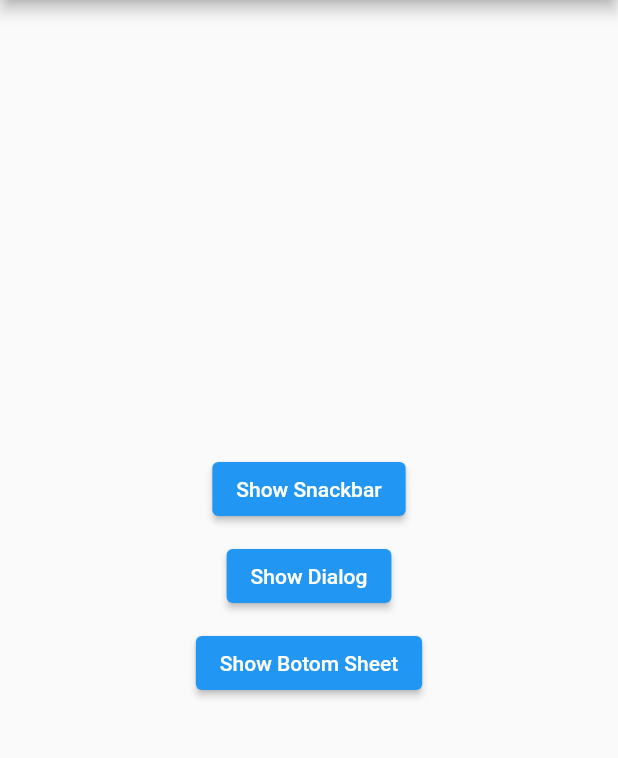
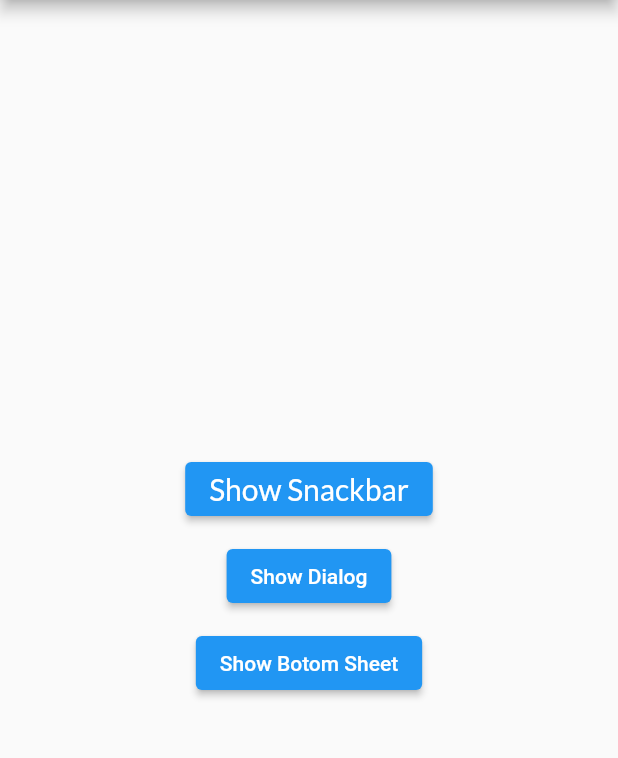
Before and after one commit to Tenking1995/e_task, a Flutter app: the screen it shows after launch, on a phone screen of 412 x 824 dp, the part 84-842 px from its top. Run offline on Flutter 3.47's test engine with Material 2 defaults, Android fonts, the phone set to English and light mode, and no system bars; our stand-ins replace connectivity_plus, flutter_datetime_picker, geocoding, geolocator, get, get_storage and 4 more; missing offline and left inert: flutter_barcode_scanner, flutter_phone_direct_caller, flutter_windowmanager, my_test_package.

Commit message:
[Enhance] - added google font library

```diff
--- a/lib/main.dart
+++ b/lib/main.dart
@@ -1,16 +1,8 @@
-import 'package:e_task/providers/tasks.dart';
-import 'package:e_task/screens/edit_task_screen.dart';
-import 'package:e_task/screens/home_screen.dart';
-import 'package:e_task/screens/manage_tasks_screen.dart';
 import 'package:flutter/material.dart';
 import 'package:get/route_manager.dart';
-import 'package:provider/provider.dart';
+import 'package:google_fonts/google_fonts.dart';
 
 import 'getxReferFolder/common/app_translations.dart';
-import 'providers/auth.dart';
-import 'screens/auth_screen.dart';
-import 'screens/splash_screen.dart';
-import 'screens/task_details_screen.dart';
 import 'getxReferFolder/getx_features.dart';
 
 void main() => runApp(MyApp());
@@ -24,32 +16,35 @@ class MyApp extends StatelessWidget {
       fallbackLocale: AppTranslations.fallbackLocale,
       translations: AppTranslations(),
       home: Scaffold(
-        appBar: AppBar(title: Text('Scaffold AppBar E-Task')),
+        appBar: AppBar(title: const Text('Scaffold AppBar E-Task')),
         body: Center(
           child: Column(
             mainAxisAlignment: MainAxisAlignment.center,
             crossAxisAlignment: CrossAxisAlignment.center,
             children: [
               ElevatedButton(
-                child: Text("Show Snackbar"),
+                child: Text(
+                  "Show Snackbar",
+                  style: GoogleFonts.lato(fontSize: 20),
+                ),
                 onPressed: () {
                   GetxFeatures().showCustomSnackbar();
                 },
               ),
-              SizedBox(
+              const SizedBox(
                 height: 10,
               ),
               ElevatedButton(
-                child: Text("Show Dialog"),
+                child: const Text("Show Dialog"),
                 onPressed: () {
                   GetxFeatures().showCustomDialog();
                 },
               ),
-              SizedBox(
+              const SizedBox(
                 height: 10,
               ),
               ElevatedButton(
-                child: Text("Show Botom Sheet"),
+                child: const Text("Show Botom Sheet"),
                 onPressed: () {
                   GetxFeatures().showBottomSheet();
                 },
--- a/lib/widgets/task_item.dart
+++ b/lib/widgets/task_item.dart
@@ -1,5 +1,6 @@
 import 'package:e_task/screens/edit_task_screen.dart';
 import 'package:flutter/material.dart';
+import 'package:google_fonts/google_fonts.dart';
 import 'package:provider/provider.dart';
 
 import '../providers/auth.dart';
@@ -12,7 +13,7 @@ class TaskItem extends StatelessWidget {
   final int progress;
   final bool isEditFlow;
 
-  TaskItem(this.id, this.title, this.progress, {this.isEditFlow = false});
+  const TaskItem(this.id, this.title, this.progress, {this.isEditFlow = false});
 
   @override
   Widget build(BuildContext context) {
@@ -33,13 +34,15 @@ class TaskItem extends StatelessWidget {
                   Center(
                     child: Text(
                       title,
-                      style: const TextStyle(fontWeight: FontWeight.bold),
+                      style: GoogleFonts.lato(fontSize: 20),
                     ),
                   ),
                   Row(
                     children: [
                       Text('Progress: $progress%'),
-                      const SizedBox(width: 10,),
+                      const SizedBox(
+                        width: 10,
+                      ),
                       Icon(isEditFlow ? Icons.edit : Icons.remove_red_eye),
                     ],
                   )
--- a/pubspec.yaml
+++ b/pubspec.yaml
@@ -55,6 +55,7 @@ dependencies:
   geolocator: ^8.2.0
   geocoding: ^2.0.4
   flutter_windowmanager: ^0.2.0
+  google_fonts: ^2.3.1
 
 dev_dependencies:
   flutter_test:
```
Also changed, not shown: pubspec.lock.
